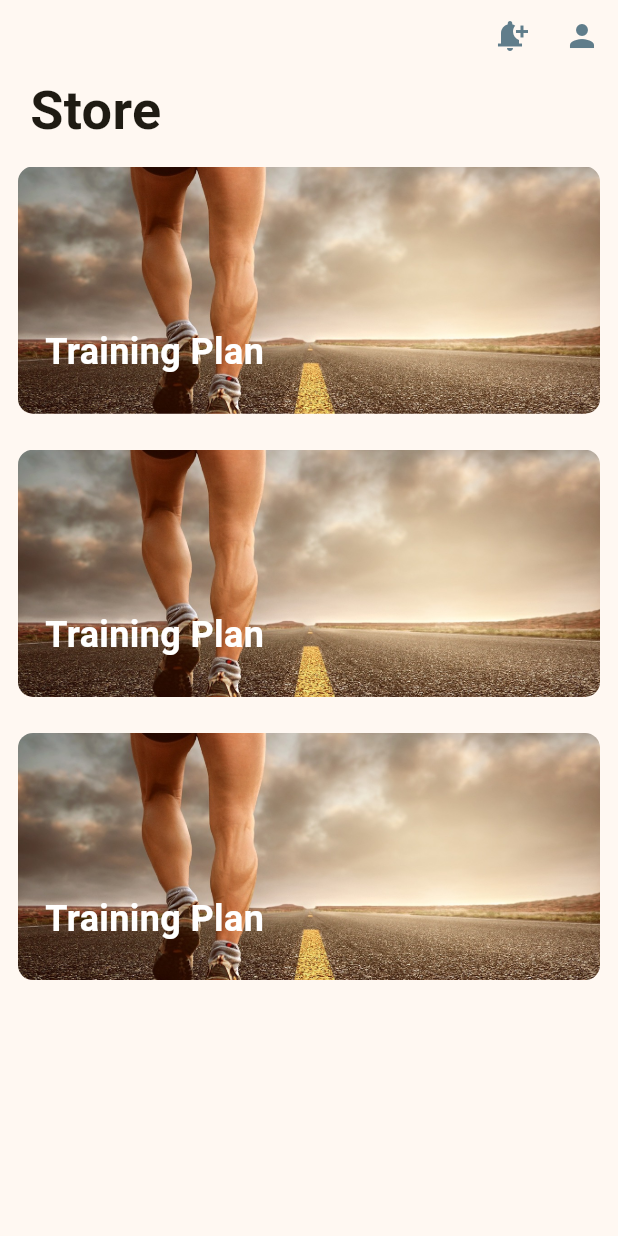
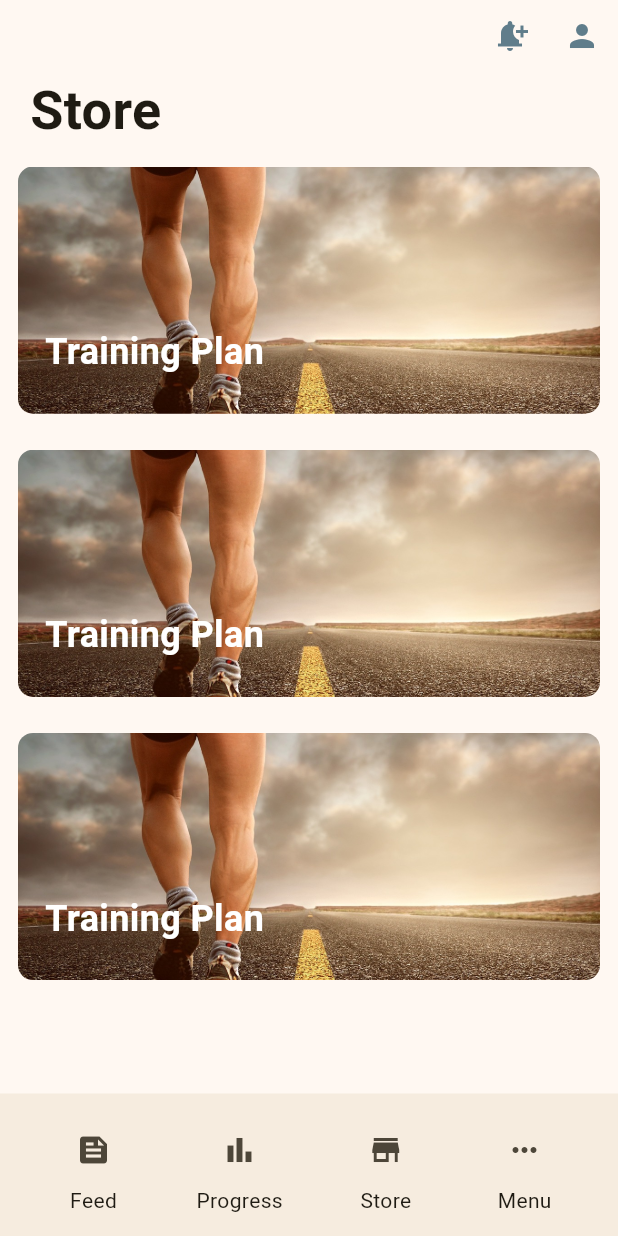
Before and after one commit to meloalex/bondy-prueba-tecnica, a Flutter app: the screen it shows after launch, on a phone screen of 412 x 824 dp. Run offline on Flutter 3.47's test engine with Material 2 defaults, Android fonts, the phone set to English and light mode, and no system bars.

Commit message:
implemented basic bottom navigation bar

```diff
--- a/lib/home/views/home_view.dart
+++ b/lib/home/views/home_view.dart
@@ -1,3 +1,4 @@
+import 'package:bondy_prueba_tecnica/home/widgets/bottom_navigation/bottom_navigation.dart';
 import 'package:bondy_prueba_tecnica/home/widgets/feed.dart';
 import 'package:bondy_prueba_tecnica/home/widgets/icon_row.dart';
 import 'package:flutter/material.dart';
@@ -27,6 +28,7 @@ class HomeView extends StatelessWidget {
           ),
         ),
       ),
+      bottomNavigationBar: CustomBottomNavigation(),
     );
   }
 }
--- /dev/null
+++ b/lib/home/widgets/bottom_navigation/bottom_navigation.dart
@@ -0,0 +1,40 @@
+import 'package:bondy_prueba_tecnica/home/widgets/bottom_navigation/navigation_item.dart';
+import 'package:flutter/material.dart';
+
+class CustomBottomNavigation extends StatelessWidget {
+  const CustomBottomNavigation({super.key});
+
+  @override
+  Widget build(BuildContext context) {
+    return BottomAppBar(
+      height: 95,
+      elevation: 5,
+      shape: const CircularNotchedRectangle(),
+      child: Row(
+        mainAxisAlignment: MainAxisAlignment.spaceAround,
+        children: [
+          NavigationItem(
+            icon: Icons.feed,
+            label: "Feed",
+            onPressed: () {},
+          ),
+          NavigationItem(
+            icon: Icons.bar_chart_sharp,
+            label: "Progress",
+            onPressed: () {},
+          ),
+          NavigationItem(
+            icon: Icons.store,
+            label: "Store",
+            onPressed: () {},
+          ),
+          NavigationItem(
+            icon: Icons.more_horiz,
+            label: "Menu",
+            onPressed: () {},
+          ),
+        ],
+      ),
+    );
+  }
+}
--- /dev/null
+++ b/lib/home/widgets/bottom_navigation/navigation_item.dart
@@ -0,0 +1,28 @@
+import 'package:flutter/material.dart';
+
+class NavigationItem extends StatelessWidget {
+  const NavigationItem({
+    super.key,
+    required this.icon,
+    this.onPressed,
+    required this.label,
+  });
+
+  final IconData icon;
+  final Function()? onPressed;
+  final String label;
+
+  @override
+  Widget build(BuildContext context) {
+    return Column(
+      mainAxisSize: MainAxisSize.min,
+      children: [
+        IconButton(
+          icon: Icon(icon),
+          onPressed: onPressed,
+        ),
+        Text(label)
+      ],
+    );
+  }
+}
```
